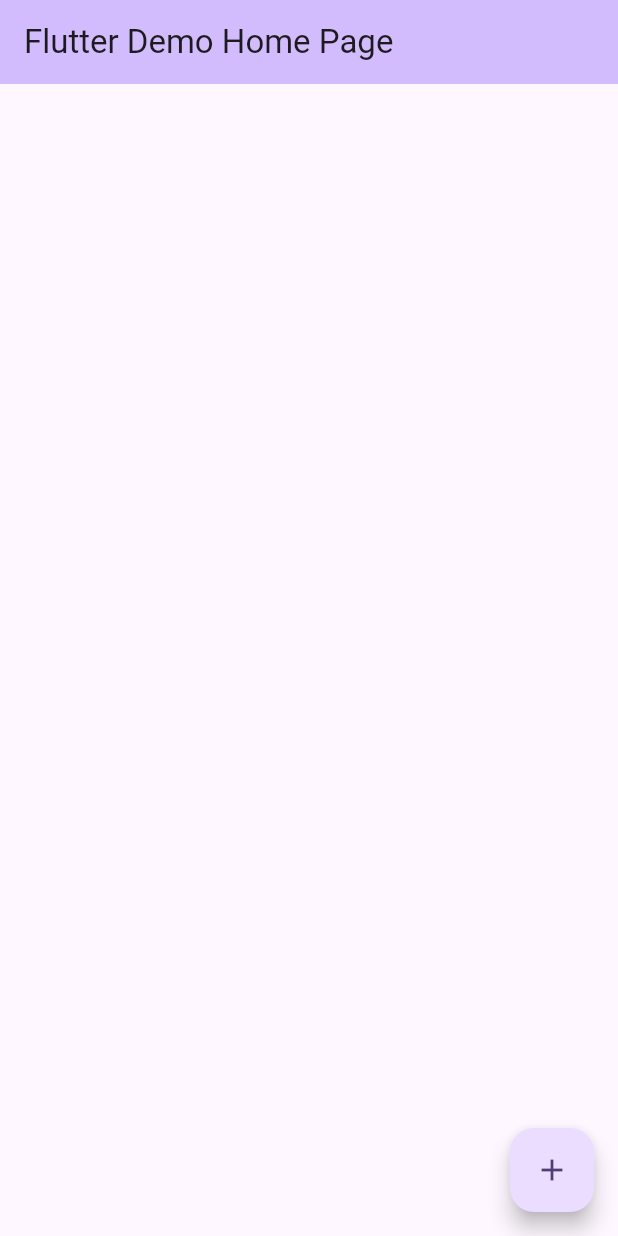
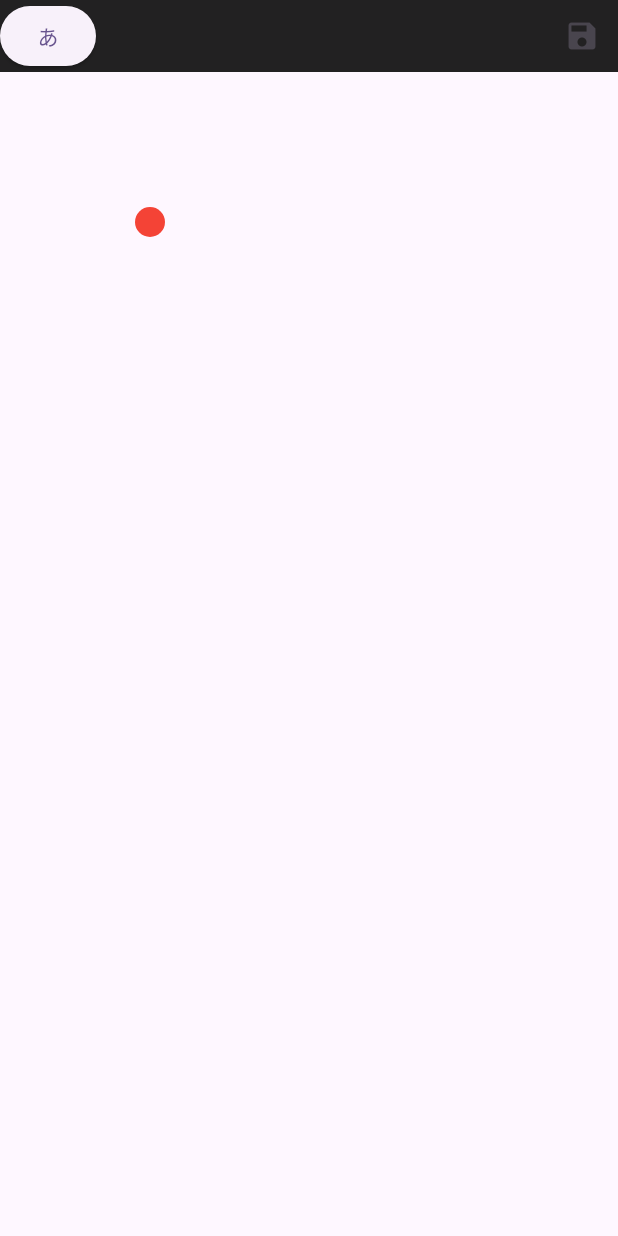
Before and after one commit to 0maru/teresa, a Flutter app: the screen it shows after launch, on a phone screen of 412 x 824 dp. Run offline on Flutter 3.47's test engine with Material 2 defaults, Android fonts, the phone set to English and light mode, and no system bars; our stand-ins replace hooks_riverpod.

Commit message:
add CustomPainter

```diff
--- /dev/null
+++ b/lib/domains/painter/shape_painter.dart
@@ -0,0 +1,19 @@
+import 'package:flutter/material.dart';
+
+class ShapePainter extends CustomPainter {
+  final Offset offset;
+
+  ShapePainter({required this.offset});
+
+  @override
+  void paint(Canvas canvas, Size size) {
+    final paint = Paint()
+      ..color = Colors.red
+      ..strokeWidth = 10
+      ..strokeCap = StrokeCap.round;
+    canvas.drawCircle(offset, 10, paint);
+  }
+
+  @override
+  bool shouldRepaint(ShapePainter oldDelegate) => true;
+}
--- a/lib/main.dart
+++ b/lib/main.dart
@@ -1,7 +1,8 @@
 import 'dart:typed_data';
 
 import 'package:flutter/material.dart';
-import 'package:screen_capturer/screen_capturer.dart';
+import 'package:teresa/domains/painter/shape_painter.dart';
+import 'package:teresa/widgets/header_menu_bar.dart';
 
 void main() {
   runApp(const MyApp());
@@ -13,19 +14,19 @@ class MyApp extends StatelessWidget {
   @override
   Widget build(BuildContext context) {
     return MaterialApp(
-      title: 'Flutter Demo',
+      title: 'Tesura',
+      debugShowCheckedModeBanner: false,
       theme: ThemeData(
         colorScheme: ColorScheme.fromSeed(seedColor: Colors.deepPurple),
         useMaterial3: true,
       ),
-      home: const MyHomePage(title: 'Flutter Demo Home Page'),
+      home: const MyHomePage(),
     );
   }
 }
 
 class MyHomePage extends StatefulWidget {
-  const MyHomePage({super.key, required this.title});
-  final String title;
+  const MyHomePage({super.key});
 
   @override
   State<MyHomePage> createState() => _MyHomePageState();
@@ -33,34 +34,30 @@ class MyHomePage extends StatefulWidget {
 
 class _MyHomePageState extends State<MyHomePage> {
   Uint8List? bytes;
-
-  Future<void> _incrementCounter() async {
-    CapturedData? capturedData = await screenCapturer.capture(
-      mode: CaptureMode.region,
-      copyToClipboard: true,
-    );
-    print('capture');
-    setState(() {
-      bytes = capturedData?.imageBytes;
-    });
-  }
+  Offset offset = Offset(100, 100);
 
   @override
   Widget build(BuildContext context) {
     return Scaffold(
-      appBar: AppBar(
-        backgroundColor: Theme.of(context).colorScheme.inversePrimary,
-        title: Text(widget.title),
-      ),
-      body: Center(
-        child: Container(
-          child: bytes == null ? null : Image.memory(bytes!),
-        ),
-      ),
-      floatingActionButton: FloatingActionButton(
-        onPressed: _incrementCounter,
-        tooltip: 'Increment',
-        child: const Icon(Icons.add),
+      body: Column(
+        children: [
+          const HeaderMenuBar(),
+          Expanded(
+            child: Listener(
+              onPointerMove: (event) {
+                setState(() {
+                  offset = event.localPosition;
+                });
+              },
+              child: CustomPaint(
+                painter: ShapePainter(offset: offset),
+                child: Container(
+                  child: bytes == null ? null : Image.memory(bytes!),
+                ),
+              ),
+            ),
+          ),
+        ],
       ),
     );
   }
--- /dev/null
+++ b/lib/widgets/header_menu_bar.dart
@@ -0,0 +1,26 @@
+import 'package:flutter/material.dart';
+import 'package:hooks_riverpod/hooks_riverpod.dart';
+
+class HeaderMenuBar extends HookConsumerWidget {
+  const HeaderMenuBar({super.key});
+
+  @override
+  Widget build(BuildContext context, WidgetRef ref) {
+    return ColoredBox(
+      color: Colors.black87,
+      child: Row(
+        children: [
+          ElevatedButton(
+            child: const Text('あ'),
+            onPressed: () {},
+          ),
+          const Spacer(),
+          IconButton(
+            icon: const Icon(Icons.save),
+            onPressed: () {},
+          ),
+        ],
+      ),
+    );
+  }
+}
```
Also changed, not shown: lib/domains/painter/base_painter.dart (added, +14 -0 lines).
